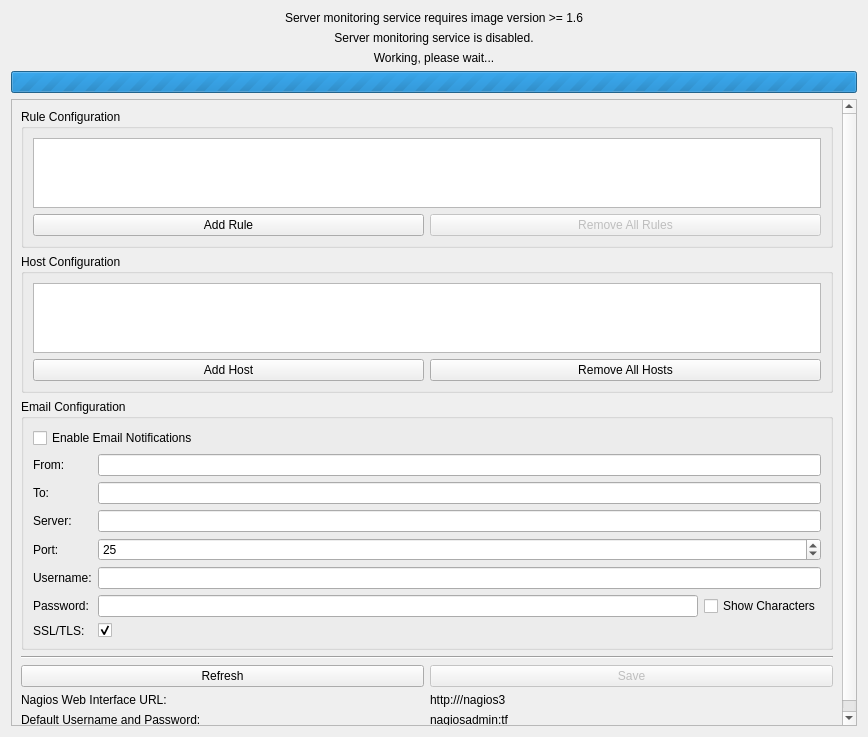
Tinkerforge/brickv, file src/brickv/plugin_system/plugins/red/ui/red_tab_settings_server_monitoring.ui: the form before one commit.
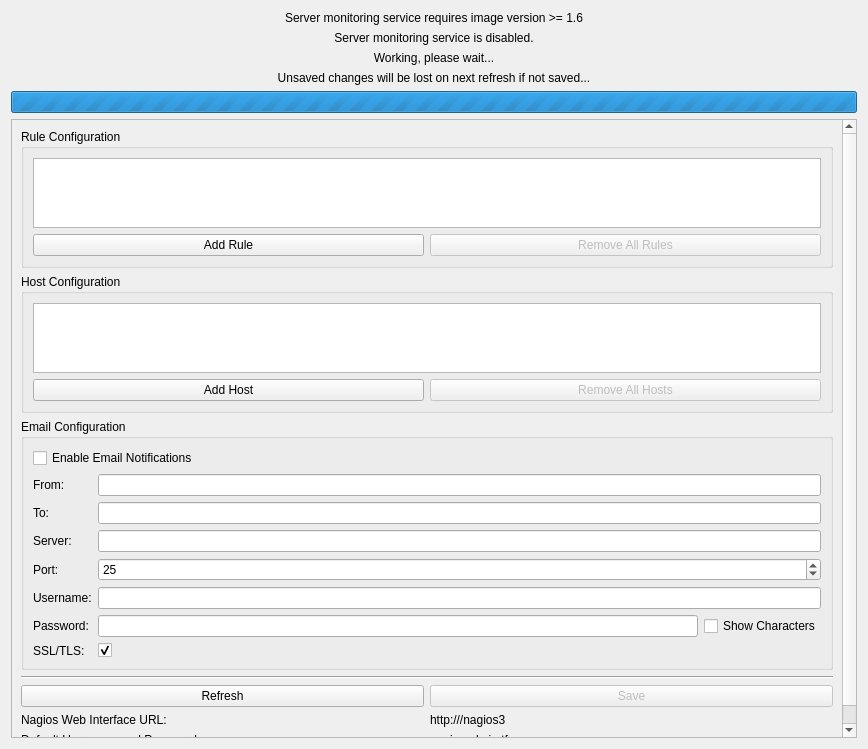
The form after the commit.

Commit message: red-brick: Initial commit of server monitoring feature with multiple host support

What changed in the file:
```diff
--- a/src/brickv/plugin_system/plugins/red/ui/red_tab_settings_server_monitoring.ui
+++ b/src/brickv/plugin_system/plugins/red/ui/red_tab_settings_server_monitoring.ui
@@ -7,14 +7,14 @@
     <x>0</x>
     <y>0</y>
     <width>868</width>
-    <height>737</height>
+    <height>749</height>
    </rect>
   </property>
   <property name="windowTitle">
    <string>Form</string>
   </property>
   <layout class="QGridLayout" name="gridLayout">
-   <item row="9" column="0">
+   <item row="10" column="0">
     <widget class="QScrollArea" name="sarea_sm">
      <property name="widgetResizable">
       <bool>true</bool>
@@ -23,9 +23,9 @@
       <property name="geometry">
        <rect>
         <x>0</x>
-        <y>-78</y>
-        <width>832</width>
-        <height>695</height>
+        <y>0</y>
+        <width>846</width>
+        <height>614</height>
        </rect>
       </property>
       <layout class="QGridLayout" name="gridLayout_3">
@@ -60,7 +60,20 @@
          </property>
          <layout class="QGridLayout" name="gridLayout_6">
           <item row="0" column="0" colspan="2">
-           <widget class="QTreeView" name="tview_sm_hosts"/>
+           <widget class="QTreeView" name="tview_sm_hosts">
+            <property name="editTriggers">
+             <set>QAbstractItemView::NoEditTriggers</set>
+            </property>
+            <property name="selectionMode">
+             <enum>QAbstractItemView::NoSelection</enum>
+            </property>
+            <property name="rootIsDecorated">
+             <bool>false</bool>
+            </property>
+            <property name="uniformRowHeights">
+             <bool>true</bool>
+            </property>
+           </widget>
           </item>
           <item row="1" column="0">
            <widget class="QPushButton" name="pbutton_sm_add_host">
@@ -70,7 +83,10 @@
            </widget>
           </item>
           <item row="1" column="1">
-           <widget class="QPushButton" name="pushButton">
+           <widget class="QPushButton" name="pbutton_sm_remove_all_hosts">
+            <property name="enabled">
+             <bool>false</bool>
+            </property>
             <property name="text">
              <string>Remove All Hosts</string>
             </property>
@@ -312,7 +328,7 @@
      </property>
     </widget>
    </item>
-   <item row="3" column="0">
+   <item row="4" column="0">
     <widget class="QProgressBar" name="pbar_sm_working_wait">
      <property name="sizePolicy">
       <sizepolicy hsizetype="Expanding" vsizetype="Fixed">
@@ -334,6 +350,16 @@
      </property>
     </widget>
    </item>
+   <item row="3" column="0">
+    <widget class="QLabel" name="label_sm_unsaved_changes">
+     <property name="text">
+      <string>Unsaved changes will be lost on next refresh if not saved...</string>
+     </property>
+     <property name="alignment">
+      <set>Qt::AlignCenter</set>
+     </property>
+    </widget>
+   </item>
   </layout>
  </widget>
  <tabstops>
```
Left out of the diff: 3 changed lines with no effect on the pictures. The commit also changes 3 other files.
